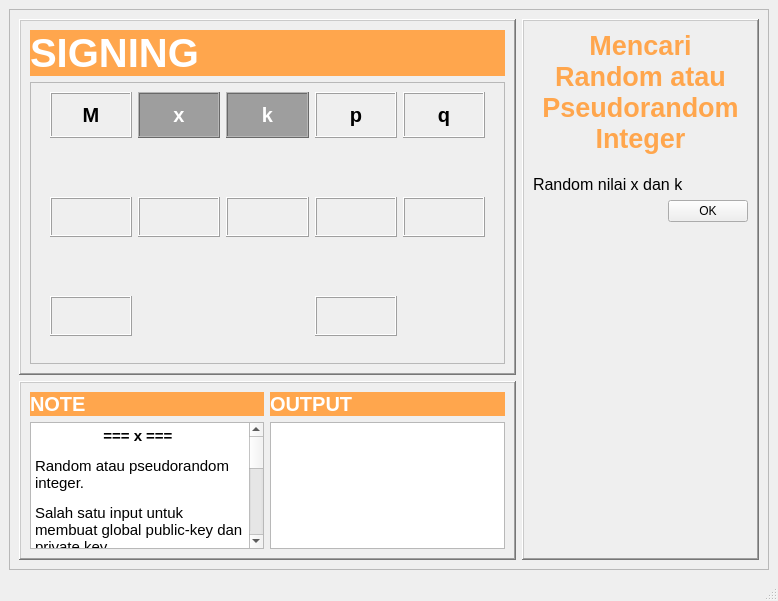
This is Keempat.ui in Rufaidah/Visualization-of-the-Digital-Signature-Process as Qt 5 draws it before an edit. The edited form follows.
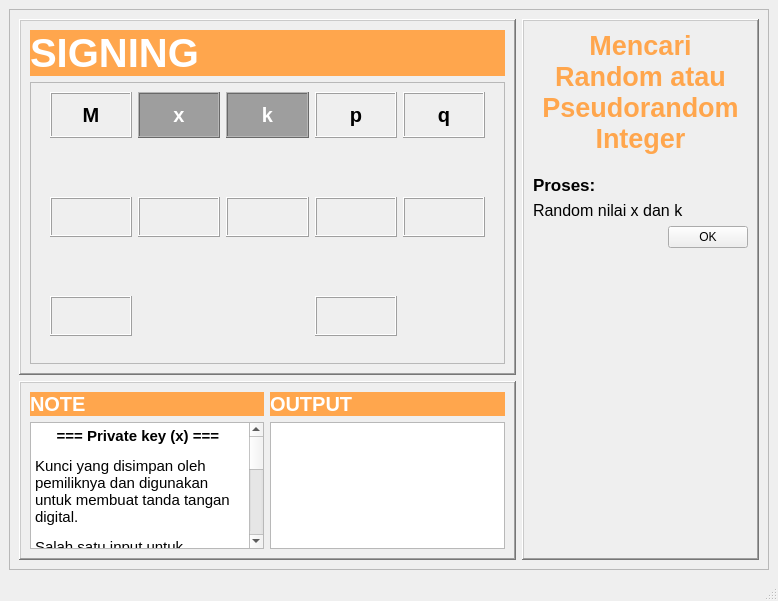
This is the edited form.

Diff of the .ui file:
```diff
--- a/Keempat.ui
+++ b/Keempat.ui
@@ -1070,14 +1070,13 @@
 &lt;html&gt;&lt;head&gt;&lt;meta name=&quot;qrichtext&quot; content=&quot;1&quot; /&gt;&lt;style type=&quot;text/css&quot;&gt;
 p, li { white-space: pre-wrap; }
 &lt;/style&gt;&lt;/head&gt;&lt;body style=&quot; font-family:'Ubuntu'; font-size:11pt; font-weight:400; font-style:normal;&quot;&gt;
-&lt;p align=&quot;center&quot; style=&quot; margin-top:12px; margin-bottom:12px; margin-left:0px; margin-right:0px; -qt-block-indent:0; text-indent:0px;&quot;&gt;&lt;span style=&quot; font-weight:600;&quot;&gt;=== x === &lt;/span&gt;&lt;/p&gt;
-&lt;p style=&quot; margin-top:12px; margin-bottom:12px; margin-left:0px; margin-right:0px; -qt-block-indent:0; text-indent:0px;&quot;&gt;Random atau pseudorandom integer.&lt;/p&gt;
-&lt;p style=&quot; margin-top:12px; margin-bottom:12px; margin-left:0px; margin-right:0px; -qt-block-indent:0; text-indent:0px;&quot;&gt;Salah satu input untuk membuat global public-key dan private key,&lt;/p&gt;
+&lt;p align=&quot;center&quot; style=&quot; margin-top:12px; margin-bottom:12px; margin-left:0px; margin-right:0px; -qt-block-indent:0; text-indent:0px;&quot;&gt;&lt;span style=&quot; font-weight:600;&quot;&gt;=== Private key (x) === &lt;/span&gt;&lt;/p&gt;
+&lt;p style=&quot; margin-top:12px; margin-bottom:12px; margin-left:0px; margin-right:0px; -qt-block-indent:0; text-indent:0px;&quot;&gt;Kunci yang disimpan oleh pemiliknya dan digunakan untuk membuat tanda tangan digital.&lt;/p&gt;
+&lt;p style=&quot; margin-top:12px; margin-bottom:12px; margin-left:0px; margin-right:0px; -qt-block-indent:0; text-indent:0px;&quot;&gt;Salah satu input untuk mendapatkan nilai s.&lt;/p&gt;
 &lt;p style=&quot; margin-top:12px; margin-bottom:12px; margin-left:0px; margin-right:0px; -qt-block-indent:0; text-indent:0px;&quot;&gt;Komputasi: &lt;/p&gt;
 &lt;p style=&quot; margin-top:12px; margin-bottom:12px; margin-left:0px; margin-right:0px; -qt-block-indent:0; text-indent:0px;&quot;&gt;&lt;span style=&quot; font-weight:600;&quot;&gt;0 &amp;lt; x &amp;lt; q&lt;/span&gt;&lt;/p&gt;
-&lt;p align=&quot;center&quot; style=&quot; margin-top:12px; margin-bottom:12px; margin-left:0px; margin-right:0px; -qt-block-indent:0; text-indent:0px;&quot;&gt;&lt;span style=&quot; font-weight:600;&quot;&gt;=== k === &lt;/span&gt;&lt;/p&gt;
-&lt;p style=&quot; margin-top:12px; margin-bottom:12px; margin-left:0px; margin-right:0px; -qt-block-indent:0; text-indent:0px;&quot;&gt;Random atau pseudorandom integer.&lt;/p&gt;
-&lt;p style=&quot; margin-top:12px; margin-bottom:12px; margin-left:0px; margin-right:0px; -qt-block-indent:0; text-indent:0px;&quot;&gt;Salah satu input untuk membuat private key.&lt;/p&gt;
+&lt;p align=&quot;center&quot; style=&quot; margin-top:12px; margin-bottom:12px; margin-left:0px; margin-right:0px; -qt-block-indent:0; text-indent:0px;&quot;&gt;&lt;span style=&quot; font-weight:600;&quot;&gt;=== Nilai Rahasia Dokumen (k) === &lt;/span&gt;&lt;/p&gt;
+&lt;p style=&quot; margin-top:12px; margin-bottom:12px; margin-left:0px; margin-right:0px; -qt-block-indent:0; text-indent:0px;&quot;&gt;Salah satu input untuk mendapatkan nilai r dan s.&lt;/p&gt;
 &lt;p style=&quot; margin-top:12px; margin-bottom:12px; margin-left:0px; margin-right:0px; -qt-block-indent:0; text-indent:0px;&quot;&gt;Komputasi: &lt;/p&gt;
 &lt;p style=&quot; margin-top:12px; margin-bottom:12px; margin-left:0px; margin-right:0px; -qt-block-indent:0; text-indent:0px;&quot;&gt;&lt;span style=&quot; font-weight:600;&quot;&gt;0 &amp;lt; k &amp;lt; q&lt;/span&gt;&lt;/p&gt;&lt;/body&gt;&lt;/html&gt;</string>
                     </property>
@@ -1170,6 +1169,20 @@
                 <property name="topMargin">
                  <number>15</number>
                 </property>
+                <item>
+                 <widget class="QLabel" name="label_15">
+                  <property name="font">
+                   <font>
+                    <pointsize>13</pointsize>
+                    <weight>75</weight>
+                    <bold>true</bold>
+                   </font>
+                  </property>
+                  <property name="text">
+                   <string>Proses:</string>
+                  </property>
+                 </widget>
+                </item>
                 <item>
                  <widget class="QLabel" name="label_5">
                   <property name="font">
```
